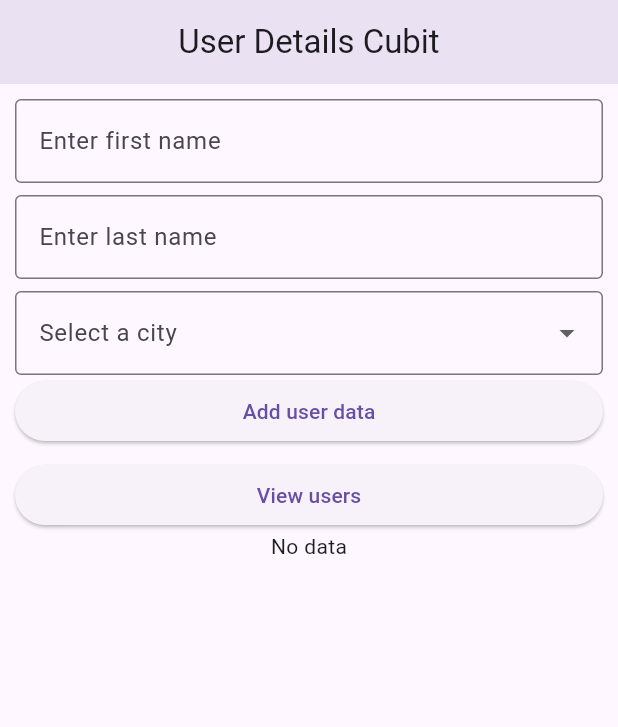
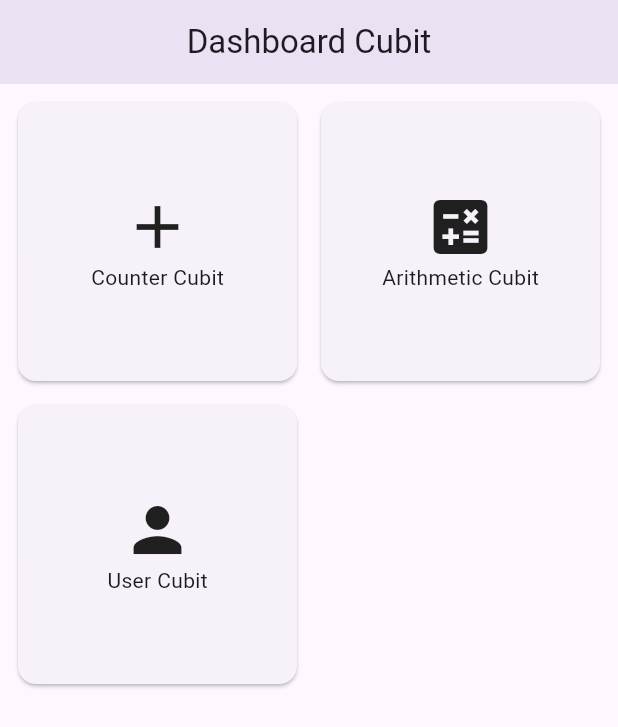
Before and after one commit to dilasha-ghimire/Mobile-Application-Development, a Flutter app: the screen it shows after launch, on a phone screen of 412 x 824 dp. Shown: the top 727 px of the screen. Run offline on Flutter 3.47's test engine with Material 3 defaults, Android fonts, the light colour scheme and no system bars; our stand-ins replace flutter_bloc, get_it.

Commit message:
update: dashboard connection in blocs and cubits

```diff
--- a/bloc_task/lib/app.dart
+++ b/bloc_task/lib/app.dart
@@ -1,8 +1,8 @@
-// import 'package:bloc_task/view/arithmetic_view.dart';
-// import 'package:bloc_task/view/cubit/arithmetic_cubit.dart';
+import 'package:bloc_task/view/cubit/arithmetic_cubit.dart';
+import 'package:bloc_task/view/cubit/counter_cubit.dart';
+import 'package:bloc_task/view/cubit/dashboard_cubit.dart';
 import 'package:bloc_task/view/cubit/user_cubit.dart';
-import 'package:bloc_task/view/user_details_view.dart';
-import 'package:bloc_task/view/user_output_view.dart';
+import 'package:bloc_task/view/dashboard_cubit_view.dart';
 import 'package:flutter/material.dart';
 import 'package:flutter_bloc/flutter_bloc.dart';
 
@@ -11,29 +11,22 @@ class MyApp extends StatelessWidget {
 
   @override
   Widget build(BuildContext context) {
-    // For "Arithmetic BloC"
-    // return MaterialApp(
-    //   debugShowCheckedModeBanner: false,
-    //   title: "Arithmetic BloC",
-    //   // Step 3: Wrap app.dart with BlocProvider
-    //   home: BlocProvider(
-    //     create: (context) => ArithmeticCubit(),
-    //     child: ArithmeticView(),
-    //   ),
-    // );
-
-    // For "Student BloC"
-    return BlocProvider(
-      create: (_) => UserCubit(),
-      child: MaterialApp(
-        debugShowCheckedModeBanner: false,
-        title: "User BloC",
-        initialRoute: "/",
-        routes: {
-          "/": (context) => const UserDetailsView(),
-          "/output": (context) => const UserOutputView(),
-        },
-      ),
-    );
+    return MultiBlocProvider(
+        providers: [
+          BlocProvider(create: (context) => CounterCubit()),
+          BlocProvider(create: (context) => ArithmeticCubit()),
+          BlocProvider(create: (context) => UserCubit()),
+          BlocProvider(
+            create: (context) => DashboardCubit(
+              context.read<CounterCubit>(),
+              context.read<ArithmeticCubit>(),
+              context.read<UserCubit>(),
+            ),
+          ),
+        ],
+        child: MaterialApp(
+          debugShowCheckedModeBanner: false,
+          home: DashboardView(),
+        ));
   }
 }
--- /dev/null
+++ b/bloc_task/lib/view/dashboard_cubit_view.dart
@@ -0,0 +1,70 @@
+import 'package:bloc_task/view/cubit/dashboard_cubit.dart';
+import 'package:flutter/material.dart';
+import 'package:flutter_bloc/flutter_bloc.dart';
+
+class DashboardView extends StatelessWidget {
+  const DashboardView({super.key});
+
+  @override
+  Widget build(BuildContext context) {
+    return Scaffold(
+      appBar: AppBar(
+        title: const Text('Dashboard Cubit'),
+        centerTitle: true,
+        elevation: 10,
+      ),
+      body: GridView(
+        padding: const EdgeInsets.all(8),
+        gridDelegate: const SliverGridDelegateWithFixedCrossAxisCount(
+          crossAxisCount: 2,
+          crossAxisSpacing: 8,
+          mainAxisSpacing: 8,
+        ),
+        children: <Widget>[
+          Card(
+            child: InkWell(
+              onTap: () {
+                context.read<DashboardCubit>().openCounterView(context);
+              },
+              child: Column(
+                mainAxisAlignment: MainAxisAlignment.center,
+                children: const <Widget>[
+                  Icon(Icons.add, size: 48),
+                  Text('Counter Cubit'),
+                ],
+              ),
+            ),
+          ),
+          Card(
+            child: InkWell(
+              onTap: () {
+                context.read<DashboardCubit>().openArithmeticView(context);
+              },
+              child: Column(
+                mainAxisAlignment: MainAxisAlignment.center,
+                children: const <Widget>[
+                  Icon(Icons.calculate, size: 48),
+                  Text('Arithmetic Cubit'),
+                ],
+              ),
+            ),
+          ),
+          Card(
+            child: InkWell(
+              onTap: () {
+                context.read<DashboardCubit>().openUserView(context);
+              },
+              child: Column(
+                mainAxisAlignment: MainAxisAlignment.center,
+                children: const <Widget>[
+                  Icon(Icons.person, size: 48),
+                  Text('User Cubit'),
+                ],
+              ),
+            ),
+          ),
+        ],
+      ),
+    );
+  }
+}
--- a/bloc_task/lib/view/user_details_view.dart
+++ b/bloc_task/lib/view/user_cubit_view.dart
@@ -4,8 +4,8 @@ import 'package:bloc_task/view/cubit/user_cubit.dart';
 import 'package:flutter/material.dart';
 import 'package:flutter_bloc/flutter_bloc.dart';
 
-class UserDetailsView extends StatelessWidget {
-  const UserDetailsView({super.key});
+class UserCubitView extends StatelessWidget {
+  const UserCubitView({super.key});
 
   @override
   Widget build(BuildContext context) {
@@ -23,7 +23,7 @@ class UserDetailsView extends StatelessWidget {
 
     return Scaffold(
       appBar: AppBar(
-        title: const Text('User Details Cubit'),
+        title: const Text('User Cubit'),
         centerTitle: true,
         elevation: 10,
       ),
@@ -57,6 +57,7 @@ class UserDetailsView extends StatelessWidget {
                 border: OutlineInputBorder(),
               ),
             ),
+            gap,
             SizedBox(
               width: double.infinity,
               child: ElevatedButton(
@@ -81,15 +82,6 @@ class UserDetailsView extends StatelessWidget {
               ),
             ),
             gap,
-            SizedBox(
-              width: double.infinity,
-              child: ElevatedButton(
-                onPressed: () {
-                  Navigator.pushNamed(context, "/output");
-                },
-                child: const Text("View users"),
-              ),
-            ),
             const UserListView(),
           ],
         ),
--- a/bloc_task/pubspec.yaml
+++ b/bloc_task/pubspec.yaml
@@ -35,6 +35,7 @@ dependencies:
   # Use with the CupertinoIcons class for iOS style icons.
   cupertino_icons: ^1.0.8
   flutter_bloc: ^8.1.6
+  get_it: ^8.0.3
 
 
 dev_dependencies:
```
Also changed, not shown: bloc_task/lib/view/arithmetic_cubit_view.dart (added, +98 -0 lines), bloc_task/lib/view/arithmetic_view.dart (deleted, +0 -167 lines), bloc_task/lib/view/counter_cubit_view.dart (added, +69 -0 lines), bloc_task/lib/view/cubit/counter_cubit.dart (added, +20 -0 lines), bloc_task/lib/view/cubit/dashboard_cubit.dart (added, +47 -0 lines), bloc_task/lib/view/user_output_view.dart (deleted, +0 -18 lines), bloc_task/pubspec.lock, 1 other file.
